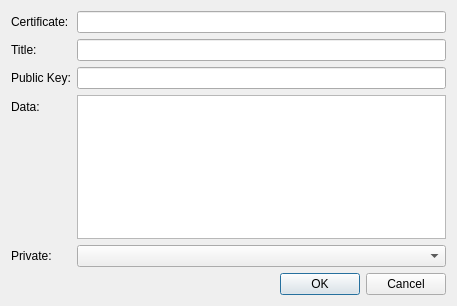
This is src/qt/forms/editcertdialog.ui in syscoin/syscoin1 as Qt 5 draws it before an edit. The edited form follows.
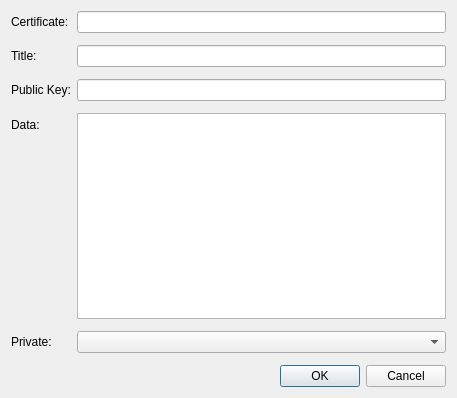
This is the edited form.

```diff
--- a/src/qt/forms/editcertdialog.ui
+++ b/src/qt/forms/editcertdialog.ui
@@ -7,7 +7,7 @@
     <x>0</x>
     <y>0</y>
     <width>457</width>
-    <height>306</height>
+    <height>398</height>
    </rect>
   </property>
   <property name="windowTitle">
@@ -36,7 +36,7 @@
        </property>
       </widget>
      </item>
-     <item row="1" column="0">
+     <item row="2" column="0">
       <widget class="QLabel" name="label_2">
        <property name="text">
         <string>Title:</string>
@@ -46,14 +46,14 @@
        </property>
       </widget>
      </item>
-     <item row="1" column="1">
+     <item row="2" column="1">
       <widget class="QLineEdit" name="nameEdit">
        <property name="toolTip">
         <string>The certificate name.</string>
        </property>
       </widget>
      </item>
-     <item row="2" column="0">
+     <item row="4" column="0">
       <widget class="QLabel" name="pubKeyLabel">
        <property name="text">
         <string>Public Key:</string>
@@ -63,33 +63,48 @@
        </property>
       </widget>
      </item>
-     <item row="2" column="1">
+     <item row="4" column="1">
       <widget class="QLineEdit" name="pubKeyEdit"/>
      </item>
-     <item row="3" column="0">
+     <item row="6" column="0">
       <widget class="QLabel" name="certDataLabel">
        <property name="text">
         <string>Data:</string>
        </property>
       </widget>
      </item>
-     <item row="3" column="1">
+     <item row="6" column="1">
       <widget class="QTextEdit" name="certDataEdit"/>
      </item>
-     <item row="4" column="0">
+     <item row="8" column="0">
       <widget class="QLabel" name="privateLabel">
        <property name="text">
         <string>Private:</string>
        </property>
       </widget>
      </item>
-     <item row="4" column="1">
+     <item row="8" column="1">
       <widget class="QComboBox" name="privateBox">
        <property name="maxVisibleItems">
         <number>2</number>
        </property>
       </widget>
      </item>
+     <item row="1" column="1">
+      <layout class="QVBoxLayout" name="verticalLayout_2"/>
+     </item>
+     <item row="3" column="1">
+      <layout class="QVBoxLayout" name="verticalLayout_3"/>
+     </item>
+     <item row="5" column="1">
+      <layout class="QVBoxLayout" name="verticalLayout_4"/>
+     </item>
+     <item row="7" column="1">
+      <layout class="QVBoxLayout" name="verticalLayout_5"/>
+     </item>
+     <item row="9" column="1">
+      <layout class="QVBoxLayout" name="verticalLayout_6"/>
+     </item>
     </layout>
    </item>
    <item>
```
